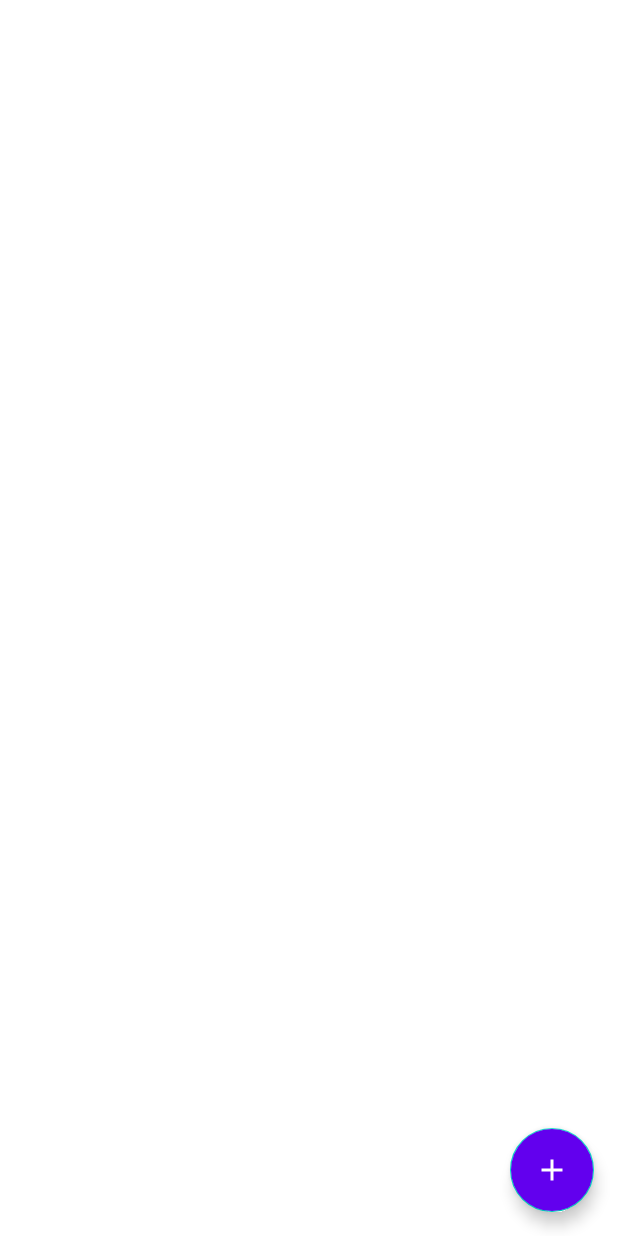
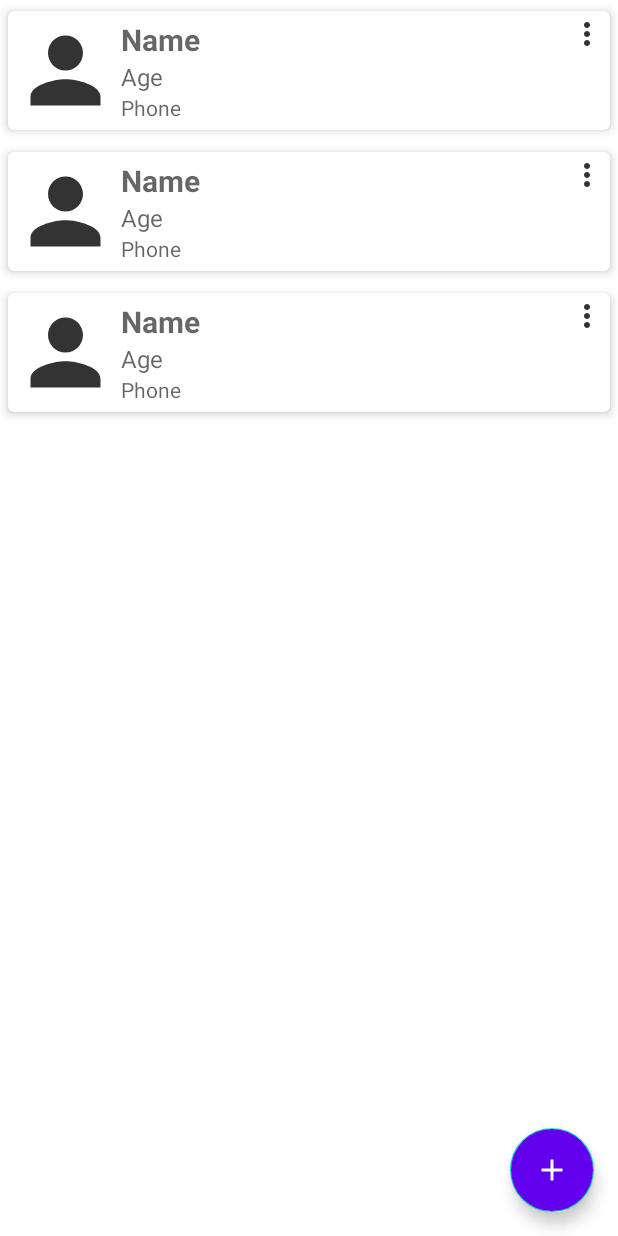
Before and after one commit to patricio-garcia/SQLiteCRUD, an Android app: the layout activity_main.xml on its own in the app's theme, with its tools: preview values and no code run, on a phone screen of 412 x 824 dp. Run offline under Robolectric (Android 15) with nearby library versions, the phone set to English and light mode, and no system bars.

```diff
--- /dev/null
+++ b/app/src/main/res/drawable-anydpi/ic_more.xml
@@ -0,0 +1,11 @@
+<vector xmlns:android="http://schemas.android.com/apk/res/android"
+    android:width="24dp"
+    android:height="24dp"
+    android:viewportWidth="24"
+    android:viewportHeight="24"
+    android:tint="#000000"
+    android:alpha="0.8">
+  <path
+      android:fillColor="@android:color/white"
+      android:pathData="M12,8c1.1,0 2,-0.9 2,-2s-0.9,-2 -2,-2 -2,0.9 -2,2 0.9,2 2,2zM12,10c-1.1,0 -2,0.9 -2,2s0.9,2 2,2 2,-0.9 2,-2 -0.9,-2 -2,-2zM12,16c-1.1,0 -2,0.9 -2,2s0.9,2 2,2 2,-0.9 2,-2 -0.9,-2 -2,-2z"/>
+</vector>
--- /dev/null
+++ b/app/src/main/res/drawable-anydpi/ic_person.xml
@@ -0,0 +1,11 @@
+<vector xmlns:android="http://schemas.android.com/apk/res/android"
+    android:width="24dp"
+    android:height="24dp"
+    android:viewportWidth="24"
+    android:viewportHeight="24"
+    android:tint="#000000"
+    android:alpha="0.8">
+  <path
+      android:fillColor="@android:color/white"
+      android:pathData="M12,12c2.21,0 4,-1.79 4,-4s-1.79,-4 -4,-4 -4,1.79 -4,4 1.79,4 4,4zM12,14c-2.67,0 -8,1.34 -8,4v2h16v-2c0,-2.66 -5.33,-4 -8,-4z"/>
+</vector>
--- a/app/src/main/res/layout/activity_main.xml
+++ b/app/src/main/res/layout/activity_main.xml
@@ -5,6 +5,15 @@
     android:layout_width="match_parent"
     android:layout_height="match_parent"
     tools:context=".MainActivity">
+
+    <androidx.recyclerview.widget.RecyclerView
+        android:id="@+id/rvList"
+        android:layout_width="match_parent"
+        android:layout_height="match_parent"
+        android:paddingBottom="80dp"
+        android:clipToPadding="false"
+        tools:listitem="@layout/record_list"
+        app:layoutManager="androidx.recyclerview.widget.LinearLayoutManager" />
 
     <com.google.android.material.floatingactionbutton.FloatingActionButton
         android:id="@+id/add_Fab"
--- /dev/null
+++ b/app/src/main/res/layout/record_list.xml
@@ -0,0 +1,75 @@
+<?xml version="1.0" encoding="utf-8"?>
+<androidx.cardview.widget.CardView
+    xmlns:android="http://schemas.android.com/apk/res/android"
+    xmlns:app="http://schemas.android.com/apk/res-auto"
+    android:layout_width="match_parent"
+    android:layout_height="wrap_content"
+    app:cardElevation="4dp"
+    app:contentPadding="3dp"
+    app:cardCornerRadius="4dp"
+    app:cardBackgroundColor="@color/white"
+    app:cardUseCompatPadding="true">
+
+    <RelativeLayout
+        android:layout_width="match_parent"
+        android:layout_height="wrap_content" >
+
+        <ImageView
+            android:id="@+id/imgPersonList"
+            android:layout_width="70dp"
+            android:layout_height="70dp"
+            android:layout_centerVertical="true"
+            android:src="@drawable/ic_person" />
+
+        <LinearLayout
+            android:layout_width="match_parent"
+            android:layout_height="wrap_content"
+            android:orientation="vertical"
+            android:layout_marginEnd="5dp"
+            android:layout_marginRight="5dp"
+            android:layout_toEndOf="@id/imgPersonList"
+            android:layout_toRightOf="@id/imgPersonList"
+            android:padding="2dp">
+
+            <TextView
+                android:id="@+id/tvNameList"
+                android:layout_width="match_parent"
+                android:layout_height="wrap_content"
+                android:hint="Name"
+                android:textSize="20dp"
+                android:textStyle="bold"
+                android:textColor="@color/black"/>
+
+            <TextView
+                android:id="@+id/tvAgeList"
+                android:layout_width="match_parent"
+                android:layout_height="wrap_content"
+                android:hint="Age"
+                android:textSize="16dp"
+                android:textStyle="normal"
+                android:textColor="@color/black"/>
+
+            <TextView
+                android:id="@+id/tvPhoneList"
+                android:layout_width="match_parent"
+                android:layout_height="wrap_content"
+                android:hint="Phone"
+                android:textSize="14dp"
+                android:textStyle="normal"
+                android:textColor="@color/black"/>
+
+        </LinearLayout>
+
+        <ImageButton
+            android:id="@+id/btnMore"
+            android:layout_width="wrap_content"
+            android:layout_height="wrap_content"
+            android:src="@drawable/ic_more"
+            android:background="@null"
+            android:layout_alignParentEnd="true"
+            android:layout_alignParentRight="true"
+            />
+
+    </RelativeLayout>
+
+</androidx.cardview.widget.CardView>
```
Also changed, not shown: app/src/main/java/cl/untoque/sqlitecrud/AdapterRecord.kt (added, +68 -0 lines), app/src/main/java/cl/untoque/sqlitecrud/DatabaseHelper.kt (+24 -0 lines), app/src/main/java/cl/untoque/sqlitecrud/ModelRecord.kt (added, +11 -0 lines), app/src/main/res/drawable-hdpi/ic_more.png (added), app/src/main/res/drawable-hdpi/ic_person.png (added), app/src/main/res/drawable-mdpi/ic_more.png (added), app/src/main/res/drawable-mdpi/ic_person.png (added), app/src/main/res/drawable-xhdpi/ic_more.png (added), app/src/main/res/drawable-xhdpi/ic_person.png (added), app/src/main/res/drawable-xxhdpi/ic_more.png (added), app/src/main/res/drawable-xxhdpi/ic_person.png (added).
